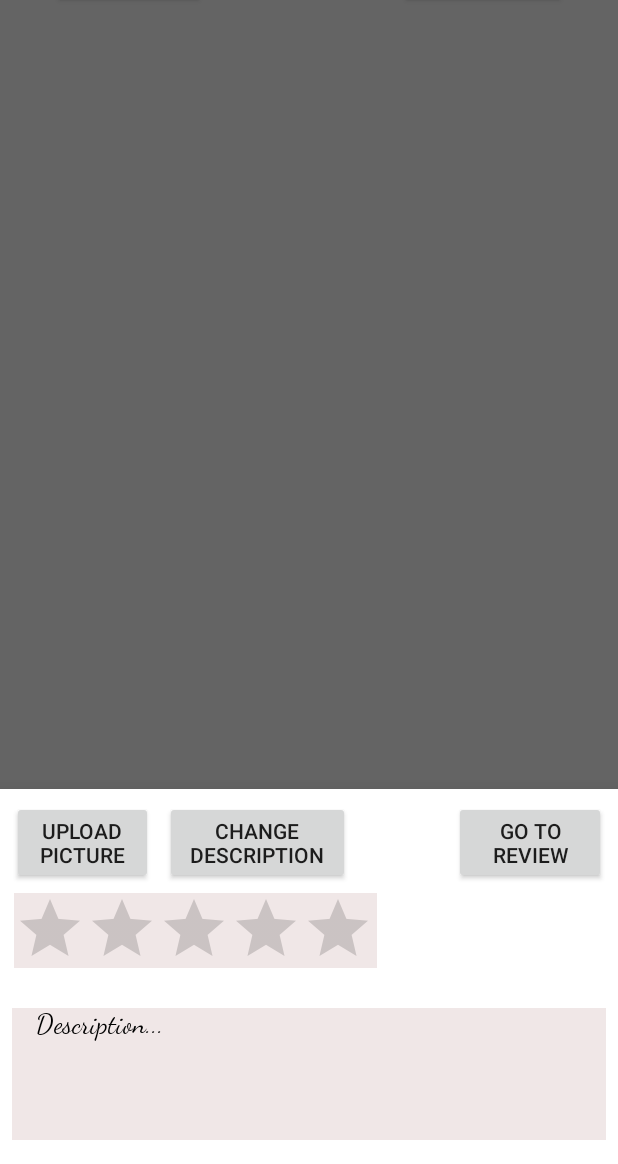
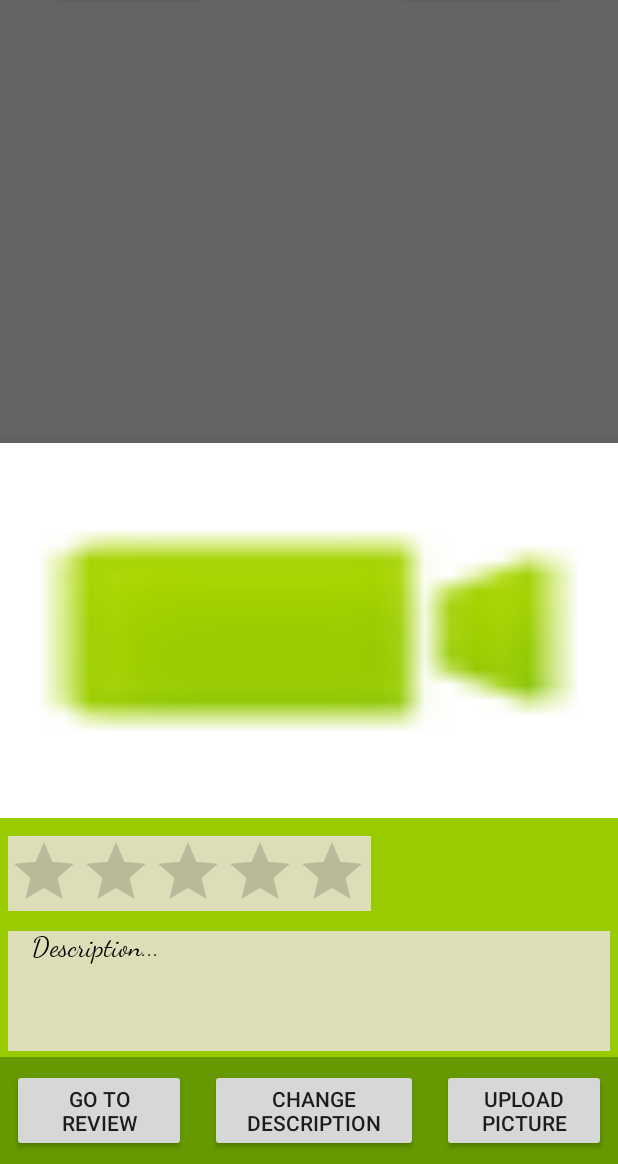
Before and after one commit to 25zsams/CityExplorer, an Android app: the fragment BottomSheet placed in its activity, on a phone screen of 412 x 824 dp, the part 72-1236 px from its top. Run offline under Robolectric (Android 15) with nearby library versions, the phone set to English and light mode, and no system bars; our stand-ins replace Firebase (no records; nobody signed in at launch, a user with empty details on screens opened directly), Picasso; pictures from the network do not load; 4 statements that could not run were skipped.

Commit message:
replace ImageView with ViewPager, changed database structure, bottomsheet extension, upload dismisses bottomsheet

```diff
--- a/app/src/main/java/com/a25zsa/firebasetest/BottomSheet.java
+++ b/app/src/main/java/com/a25zsa/firebasetest/BottomSheet.java
@@ -1,12 +1,14 @@
 package com.a25zsa.firebasetest;
 
 import android.app.Fragment;
+import android.content.Context;
 import android.content.Intent;
 import android.graphics.drawable.Drawable;
 import android.net.Uri;
 import android.os.Bundle;
 import android.support.annotation.Nullable;
 import android.support.design.widget.BottomSheetDialogFragment;
+import android.support.v4.view.ViewPager;
 import android.view.LayoutInflater;
 import android.view.View;
 import android.view.ViewGroup;
@@ -26,6 +28,7 @@ import com.squareup.picasso.Picasso;
 
 import java.io.InputStream;
 import java.net.URL;
+import java.util.UUID;
 
 import static android.app.Activity.RESULT_OK;
 
@@ -41,6 +44,7 @@ public class BottomSheet extends BottomSheetDialogFragment {
     FirebaseDataTransfer textTransfer;
 
     ImageView imageView;
+    ViewPager viewPager;
     Button upload;
     Button descriptionButton;
     Button reviewButton;
@@ -51,7 +55,8 @@ public class BottomSheet extends BottomSheetDialogFragment {
     //something is not working.
     public View onCreateView(LayoutInflater inflater, @Nullable ViewGroup container, @Nullable Bundle savedInstanceState) {
         View view = inflater.inflate(R.layout.bottom_sheet, container, false);
-        imageView = view.findViewById(R.id.imageView);
+        //imageView = view.findViewById(R.id.imageView);
+        viewPager = view.findViewById(R.id.viewPager);
         upload = view.findViewById(R.id.uploadButton);
         descriptionButton = view.findViewById(R.id.descriptionButton);
         reviewButton = view.findViewById(R.id.reviewButton);
@@ -61,7 +66,8 @@ public class BottomSheet extends BottomSheetDialogFragment {
         textTransfer = new FirebaseDataTransfer();
         markerHashLocation = getArguments().getString("latLng");
         userName = getArguments().getString("userName");
-        imageTransfer.storageImageToView(markerHashLocation, imageView);
+        //imageTransfer.storageImageToView(markerHashLocation, imageView);
+        imageTransfer.storageImageToViewPager(markerHashLocation, viewPager, getContext());
         textTransfer.databaseToTextDescription(markerHashLocation, descriptionBox);
         textTransfer.databaseToRatingBar(markerHashLocation, ratingBar);
 
@@ -100,7 +106,16 @@ public class BottomSheet extends BottomSheetDialogFragment {
                 }
             }
         });
+
+        if(userName.equals("")){
+            guestRestriction();
+        }
         return view;
+    }
+
+    public void guestRestriction(){
+        descriptionButton.setVisibility(View.INVISIBLE);
+        upload.setVisibility(View.INVISIBLE);
     }
 
     public void testing(){
@@ -120,7 +135,8 @@ public class BottomSheet extends BottomSheetDialogFragment {
         if(requestCode == PICK_IMAGE_REQUEST && resultCode == RESULT_OK && data != null && data.getData() != null){
             Uri pickImage = data.getData();
             imageTransfer.uploadImage(pickImage, markerHashLocation);
-            imageView.setImageURI(pickImage);
+            //imageView.setImageURI(pickImage);
+            this.dismiss();
 
         }
     }
--- a/app/src/main/java/com/a25zsa/firebasetest/FirebaseDataTransfer.java
+++ b/app/src/main/java/com/a25zsa/firebasetest/FirebaseDataTransfer.java
@@ -22,6 +22,7 @@ import java.util.ArrayList;
 public class FirebaseDataTransfer extends AppCompatActivity {
 
     DatabaseReference firebase;
+    int imageNumber = 0;
     public FirebaseDataTransfer(){
         firebase = FirebaseDatabase.getInstance().getReference();
     }
@@ -117,5 +118,4 @@ public class FirebaseDataTransfer extends AppCompatActivity {
         commentDirectory.push().setValue(comment);
     }
 
-
 }
--- a/app/src/main/res/layout/bottom_sheet.xml
+++ b/app/src/main/res/layout/bottom_sheet.xml
@@ -4,53 +4,57 @@
     xmlns:tools="http://schemas.android.com/tools"
     android:layout_width="match_parent"
     android:layout_height="match_parent"
-    android:minHeight="250dp">
+    android:minHeight="100dp">
 
-    <Button
-        android:id="@+id/uploadButton"
-        android:layout_width="94dp"
-        android:layout_height="55dp"
-        android:layout_marginBottom="8dp"
-        android:layout_marginEnd="8dp"
-        android:layout_marginStart="8dp"
-        android:layout_marginTop="8dp"
-        android:text="Upload picture"
+    <LinearLayout
+        android:layout_width="match_parent"
+        android:layout_height="match_parent"
+        android:orientation="vertical">
+
+        <android.support.constraint.ConstraintLayout
+            android:layout_width="match_parent"
+            android:layout_height="250dp"
+            android:background="@android:drawable/presence_video_online">
+
+
+            <android.support.v4.view.ViewPager
+                android:id="@+id/viewPager"
+                android:layout_width="match_parent"
+                android:layout_height="wrap_content" />
+        </android.support.constraint.ConstraintLayout>
+
+        <RelativeLayout
+            android:layout_width="wrap_content"
+            android:layout_height="wrap_content"
+            android:background="@android:color/holo_green_light"
+            android:paddingBottom="4dp"
+            android:paddingLeft="5dp"
+            android:paddingRight="5dp">
+
+            <RatingBar
+                android:id="@+id/ratingBar"
+                android:layout_width="242dp"
+                android:layout_height="50dp"
+                android:layout_alignParentStart="true"
+                android:layout_alignParentTop="true"
+                android:layout_marginTop="12dp"
+                android:background="#d0ede2e2"
+                android:isIndicator="true"
                 app:layout_constraintBottom_toBottomOf="parent"
                 app:layout_constraintEnd_toEndOf="parent"
-        app:layout_constraintHorizontal_bias="0.0"
+                app:layout_constraintHorizontal_bias="0.01"
                 app:layout_constraintStart_toStartOf="parent"
                 app:layout_constraintTop_toTopOf="parent"
-        app:layout_constraintVertical_bias="0.0" />
-
-    <ImageView
-        android:id="@+id/imageView"
-        android:layout_width="0dp"
-        android:layout_height="0dp"
-        android:layout_marginBottom="8dp"
-        android:layout_marginEnd="8dp"
-        android:layout_marginStart="8dp"
-        android:layout_marginTop="8dp"
-        android:background="@drawable/common_full_open_on_phone"
-        android:contentDescription="TODO"
-        android:scaleType="centerCrop"
-        android:visibility="visible"
-        app:layout_constraintBottom_toBottomOf="parent"
-        app:layout_constraintEnd_toEndOf="parent"
-        app:layout_constraintHorizontal_bias="0.0"
-        app:layout_constraintStart_toStartOf="parent"
-        app:layout_constraintTop_toTopOf="parent"
-        app:layout_constraintVertical_bias="1.0"
-        app:srcCompat="@mipmap/ic_launcher_round" />
+                app:layout_constraintVertical_bias="0.332" />
 
             <TextView
                 android:id="@+id/descriptionBox"
                 style="@style/Base.TextAppearance.Widget.AppCompat.ExpandedMenu.Item"
-        android:layout_width="0dp"
-        android:layout_height="88dp"
-        android:layout_marginBottom="16dp"
-        android:layout_marginEnd="8dp"
-        android:layout_marginStart="8dp"
-        android:layout_marginTop="8dp"
+                android:layout_width="match_parent"
+                android:layout_height="80dp"
+                android:layout_alignParentStart="true"
+                android:layout_below="@+id/ratingBar"
+                android:layout_marginTop="13dp"
                 android:background="#d0ede2e2"
                 android:editable="true"
                 android:fontFamily="cursive"
@@ -67,8 +71,32 @@
                 app:layout_constraintStart_toStartOf="parent"
                 app:layout_constraintTop_toTopOf="parent"
                 app:layout_constraintVertical_bias="1.0"
-        tools:background="@android:color/transparent"
+                tools:background="?attr/colorButtonNormal"
                 tools:padding="@dimen/activity_vertical_margin" />
+        </RelativeLayout>
+
+        <LinearLayout
+            android:layout_width="match_parent"
+            android:layout_height="wrap_content"
+            android:background="@android:color/holo_green_dark"
+            android:orientation="horizontal">
+
+            <Button
+                android:id="@+id/reviewButton"
+                android:layout_width="101dp"
+                android:layout_height="55dp"
+                android:layout_marginBottom="8dp"
+                android:layout_marginEnd="8dp"
+                android:layout_marginStart="8dp"
+                android:layout_marginTop="8dp"
+                android:layout_weight="1"
+                android:text="GO TO REVIEW"
+                app:layout_constraintBottom_toBottomOf="parent"
+                app:layout_constraintEnd_toEndOf="parent"
+                app:layout_constraintHorizontal_bias="1.0"
+                app:layout_constraintStart_toStartOf="parent"
+                app:layout_constraintTop_toTopOf="parent"
+                app:layout_constraintVertical_bias="0.0" />
 
             <Button
                 android:id="@+id/descriptionButton"
@@ -78,6 +106,7 @@
                 android:layout_marginEnd="8dp"
                 android:layout_marginStart="8dp"
                 android:layout_marginTop="8dp"
+                android:layout_weight="1"
                 android:text="CHANGE DESCRIPTION"
                 app:layout_constraintBottom_toBottomOf="parent"
                 app:layout_constraintEnd_toEndOf="parent"
@@ -86,37 +115,24 @@
                 app:layout_constraintTop_toTopOf="parent"
                 app:layout_constraintVertical_bias="0.0" />
 
-    <RatingBar
-        android:id="@+id/ratingBar"
-        android:layout_width="242dp"
-        android:layout_height="50dp"
-        android:layout_marginBottom="8dp"
-        android:layout_marginEnd="8dp"
-        android:layout_marginStart="8dp"
-        android:layout_marginTop="8dp"
-        android:background="#d0ede2e2"
-        android:isIndicator="true"
-        app:layout_constraintBottom_toBottomOf="parent"
-        app:layout_constraintEnd_toEndOf="parent"
-        app:layout_constraintHorizontal_bias="0.01"
-        app:layout_constraintStart_toStartOf="parent"
-        app:layout_constraintTop_toTopOf="parent"
-        app:layout_constraintVertical_bias="0.332" />
-
             <Button
-        android:id="@+id/reviewButton"
-        android:layout_width="101dp"
+                android:id="@+id/uploadButton"
+                android:layout_width="94dp"
                 android:layout_height="55dp"
                 android:layout_marginBottom="8dp"
                 android:layout_marginEnd="8dp"
                 android:layout_marginStart="8dp"
                 android:layout_marginTop="8dp"
-        android:text="GO TO REVIEW"
+                android:layout_weight="1"
+                android:text="Upload picture"
                 app:layout_constraintBottom_toBottomOf="parent"
                 app:layout_constraintEnd_toEndOf="parent"
-        app:layout_constraintHorizontal_bias="1.0"
+                app:layout_constraintHorizontal_bias="0.0"
                 app:layout_constraintStart_toStartOf="parent"
                 app:layout_constraintTop_toTopOf="parent"
                 app:layout_constraintVertical_bias="0.0" />
+        </LinearLayout>
+
+    </LinearLayout>
 
 </android.support.constraint.ConstraintLayout>
```
Also changed, not shown: app/src/main/java/com/a25zsa/firebasetest/FirebaseStorageTransfer.java (+69 -4 lines), app/src/main/java/com/a25zsa/firebasetest/ViewPagerAdapter.java (added, +62 -0 lines). Lines whose indentation alone changed are shown as unchanged.
